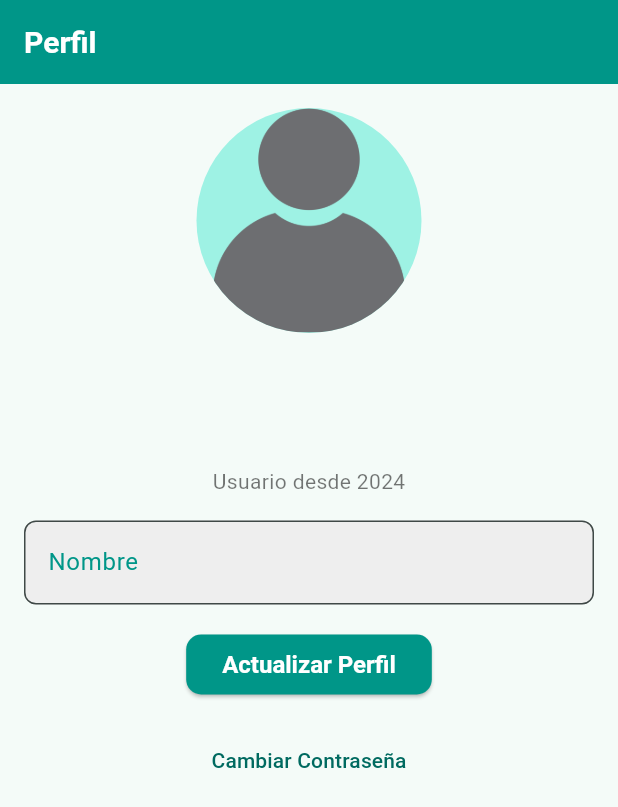
After one commit to jtorsuarz/PastiTrack, a Flutter app: the ProfileScreen screen opened by its route, on a phone screen of 412 x 824 dp. The commit adds this screen. Shown: the top 807 px of the screen. Run offline on Flutter 3.47's test engine with Material 3 defaults, Android fonts, the light colour scheme and no system bars; our stand-ins replace bloc, firebase_auth, firebase_core, flutter_bloc, go_router, image_picker and 1 more; accounts and stored records are empty; network calls fail.

Commit message:
- Profile Screen (Without Refactor Code and extract Strings) :    - Changed Photo    - Change Password and Name.

```diff
--- a/lib/core/app_blocs_provider.dart
+++ b/lib/core/app_blocs_provider.dart
@@ -1,4 +1,11 @@
 import 'package:pasti_track/core/theme/bloc/theme_bloc.dart';
+import 'package:pasti_track/features/profile/data/repositories/profile_repository_impl.dart';
+import 'package:pasti_track/features/profile/domain/usecases/change_password_use_case.dart';
+import 'package:pasti_track/features/profile/domain/usecases/load_profile_use_case.dart';
+import 'package:pasti_track/features/profile/domain/usecases/update_profile_image_use_case.dart';
+import 'package:pasti_track/features/profile/domain/usecases/update_profile_use_case.dart';
+import 'package:pasti_track/features/profile/presentation/bloc/profile_bloc.dart';
+import 'package:pasti_track/features/profile/presentation/bloc/profile_event.dart';
 // ignore: depend_on_referenced_packages
 import 'package:provider/single_child_widget.dart';
 import 'package:flutter_bloc/flutter_bloc.dart';
@@ -20,5 +27,20 @@ class AppBlocProviders {
             PasswordRecoveryUseCase(AuthRepositoryImpl(AuthRemoteDataSource())),
           )..add(AuthCheckRequested()),
         ),
+        BlocProvider(
+            create: (context) => ProfileBloc(
+                  LoadProfileUseCase(
+                    ProfileRepositoryImpl(),
+                  ),
+                  UpdateProfileUseCase(
+                    ProfileRepositoryImpl(),
+                  ),
+                  ChangePasswordUseCase(
+                    ProfileRepositoryImpl(),
+                  ),
+                  UpdateProfileImageUseCase(
+                    ProfileRepositoryImpl(),
+                  ),
+                )..add(LoadProfileEvent())),
       ];
 }
--- a/lib/core/config.dart
+++ b/lib/core/config.dart
@@ -1,6 +1,7 @@
 export 'constants/app_dotenv.dart';
 export 'constants/app_string.dart';
 export 'constants/app_urls.dart';
+export 'constants/app_images.dart';
 export 'router/app_router.dart';
 export 'theme/app_theme.dart';
 export 'app_blocs_provider.dart';
--- a/lib/core/constants/app_images.dart
+++ b/lib/core/constants/app_images.dart
@@ -1,5 +1,5 @@
 class AppImages {
   static String _pathOriginal(file) => 'assets/images/$file';
 
-  static String userDefault = _pathOriginal('default_user.png');
+  static String userDefault = _pathOriginal('default_user.webp');
 }
--- a/lib/core/constants/app_string.dart
+++ b/lib/core/constants/app_string.dart
@@ -6,9 +6,6 @@ class AppString {
   static const String password = 'Contraseña';
   static const String forgotPassword = '¿Olvidaste tu contraseña?';
   static const String signUp = 'Registrarse';
-  static const String signUpSuccess = 'Registro Exitoso';
-  static const String signInCompleteSuccess =
-      '¡Registro completado exitosamente!';
   static const String goToSignIn = 'Ir a Iniciar Sesión';
   static const String enjoyTheApp = 'Disfrutar de la app';
   static const String recoveryPassword = 'Recuperar Contraseña';
@@ -20,6 +17,7 @@ class AppString {
   static const String routines = 'Rutinas';
   static const String history = 'Historial';
   static const String settings = 'Ajustes';
+  static const String profile = 'Perfil';
   static const String editProfile = 'Editar Perfil';
   static const String changeTheme = 'Cambiar Tema';
   static const String darkMode = 'Modo oscuro';
@@ -28,9 +26,26 @@ class AppString {
   static const String areYouSureWantToLogOut =
       '¿Estás seguro de que quieres cerrar sesión?';
   static const String appVersion = 'Versión de la App';
+  static const String name = 'Name';
+  static const String updateProfile = 'Actualizar Perfil';
+  static const String changePassword = 'Cambiar contraseña';
+  static const String newPassword = 'Nueva Contraseña';
+  static const String confirmPassword = 'Repita la contraseña';
+  static const String change = 'Cambiar';
+
+  // * Success messages
+  static const String success = 'Éxito';
+  static const String successPasswordChanged =
+      'Contraseña cambiada exitosamente.';
+  static const String signUpSuccess = 'Registro Exitoso';
+  static const String signInCompleteSuccess =
+      '¡Registro completado exitosamente!';
+  static const String successProfileUpdated =
+      'Perfil actualizado exitosamente.';
 
   // ! Error Messages
   static const String error = 'Error';
+  static const String errorUnknown = 'Error desconocido';
   static const String errorVerifyStatusAuth =
       'Error al verificar el estado de autenticación';
   static const String errorSignIn = 'Error al iniciar sesión';
--- a/lib/core/router/app_router.dart
+++ b/lib/core/router/app_router.dart
@@ -52,7 +52,7 @@ class AppRouter {
       ),
       GoRoute(
         path: AppUrls.editProfilePath,
-        builder: (BuildContext context, GoRouterState state) => ProfileScreen(),
+        builder: (BuildContext context, GoRouterState state) => const ProfileScreen(),
       ),
       GoRoute(
         path: AppUrls.homePath,
--- a/lib/features/auth/presentation/pages/sign_in_screen.dart
+++ b/lib/features/auth/presentation/pages/sign_in_screen.dart
@@ -1,5 +1,3 @@
-// lib/presentation/auth/sign_in/sign_in_screen.dart
-
 import 'package:flutter/material.dart';
 import 'package:flutter_bloc/flutter_bloc.dart';
 import 'package:go_router/go_router.dart';
--- /dev/null
+++ b/lib/features/profile/data/models/user_model.dart
@@ -0,0 +1,30 @@
+import 'package:firebase_auth/firebase_auth.dart';
+
+class ProfileModel {
+  final String uid;
+  final String email;
+  final String name;
+  final String? phoneNumber;
+  final String? photoUrl;
+  final int? createdAt;
+
+  ProfileModel({
+    required this.uid,
+    required this.email,
+    required this.name,
+    this.phoneNumber,
+    this.photoUrl,
+    this.createdAt,
+  });
+
+  factory ProfileModel.fromFirebase(User user) {
+    return ProfileModel(
+      uid: user.uid,
+      email: user.email ?? '',
+      name: user.displayName ?? '',
+      phoneNumber: user.phoneNumber,
+      photoUrl: user.photoURL,
+      createdAt: user.metadata.creationTime?.year ?? DateTime.now().year,
+    );
+  }
+}
--- /dev/null
+++ b/lib/features/profile/domain/usecases/change_password_use_case.dart
@@ -0,0 +1,11 @@
+import 'package:pasti_track/features/profile/domain/repositories/profile_repository.dart';
+
+class ChangePasswordUseCase {
+  final ProfileRepository repository;
+
+  ChangePasswordUseCase(this.repository);
+
+  Future<void> call(String newPassword) async {
+    await repository.changePassword(newPassword);
+  }
+}
--- /dev/null
+++ b/lib/features/profile/domain/usecases/load_profile_use_case.dart
@@ -0,0 +1,12 @@
+import 'package:pasti_track/features/profile/data/models/user_model.dart';
+import 'package:pasti_track/features/profile/domain/repositories/profile_repository.dart';
+
+class LoadProfileUseCase {
+  final ProfileRepository repository;
+
+  LoadProfileUseCase(this.repository);
+
+  Future<ProfileModel?> call() async {
+    return await repository.loadProfile();
+  }
+}
--- /dev/null
+++ b/lib/features/profile/domain/usecases/update_profile_image_use_case.dart
@@ -0,0 +1,11 @@
+import 'package:pasti_track/features/profile/domain/repositories/profile_repository.dart';
+
+class UpdateProfileImageUseCase {
+  final ProfileRepository repository;
+
+  UpdateProfileImageUseCase(this.repository);
+
+  Future<void> call(String imageUrl) async {
+    await repository.updateProfileImage(imageUrl);
+  }
+}
--- /dev/null
+++ b/lib/features/profile/domain/usecases/update_profile_use_case.dart
@@ -0,0 +1,11 @@
+import 'package:pasti_track/features/profile/domain/repositories/profile_repository.dart';
+
+class UpdateProfileUseCase {
+  final ProfileRepository repository;
+
+  UpdateProfileUseCase(this.repository);
+
+  Future<void> call(String name) async {
+    await repository.updateProfile(name);
+  }
+}
--- /dev/null
+++ b/lib/features/profile/presentation/bloc/profile_bloc.dart
@@ -0,0 +1,74 @@
+import 'package:bloc/bloc.dart';
+import 'package:pasti_track/features/profile/domain/usecases/change_password_use_case.dart';
+import 'package:pasti_track/features/profile/domain/usecases/load_profile_use_case.dart';
+import 'package:pasti_track/features/profile/domain/usecases/update_profile_image_use_case.dart';
+import 'package:pasti_track/features/profile/domain/usecases/update_profile_use_case.dart';
+import 'profile_event.dart';
+import 'profile_state.dart';
+
+class ProfileBloc extends Bloc<ProfileEvent, ProfileState> {
+  final LoadProfileUseCase loadProfile;
+  final UpdateProfileUseCase updateProfile;
+  final ChangePasswordUseCase changePassword;
+  final UpdateProfileImageUseCase updateProfileImage;
+
+  ProfileBloc(this.loadProfile, this.updateProfile, this.changePassword,
+      this.updateProfileImage)
+      : super(ProfileInitial()) {
+    on<LoadProfileEvent>(_onLoadProfileEvent);
+    on<UpdateProfileEvent>(_onUpdateProfileEvent);
+    on<ChangePasswordEvent>(_onChangePasswordEvent);
+    on<UpdateProfileImageEvent>(_onUpdateProfileImageEvent);
+  }
+
+  void _onLoadProfileEvent(
+      LoadProfileEvent event, Emitter<ProfileState> emit) async {
+    emit(ProfileLoading());
+    try {
+      final profile = await loadProfile();
+      emit(ProfileLoaded(profile: profile!));
+    } catch (e) {
+      emit(ProfileError(message: 'Error al cargar el perfil: ${e.toString()}'));
+    }
+  }
+
+  void _onUpdateProfileEvent(
+      UpdateProfileEvent event, Emitter<ProfileState> emit) async {
+    emit(ProfileLoading());
+    try {
+      await updateProfile(event.name);
+      emit(ProfileUpdated());
+      add(LoadProfileEvent());
+    } catch (e) {
+      emit(ProfileError(
+          message: 'Error al actualizar el perfil: ${e.toString()}'));
+    }
+  }
+
+  void _onChangePasswordEvent(
+      ChangePasswordEvent event, Emitter<ProfileState> emit) async {
+    emit(ProfileLoading());
+    try {
+      await changePassword(event.newPassword);
+      final profile = await loadProfile();
+      emit(ProfilePasswordChanged(profile: profile!));
+      add(LoadProfileEvent());
+    } catch (e) {
+      emit(ProfileError(
+          message: 'Error al cambiar la contraseña: ${e.toString()}'));
+    }
+  }
+
+  void _onUpdateProfileImageEvent(
+      UpdateProfileImageEvent event, Emitter<ProfileState> emit) async {
+    emit(ProfileLoading());
+    try {
+      await updateProfileImage(event.imagePath);
+      emit(ProfileUpdated());
+      add(LoadProfileEvent());
+    } catch (e) {
+      emit(ProfileError(
+          message: 'Error al actualizar la imagen: ${e.toString()}'));
+    }
+  }
+}
--- /dev/null
+++ b/lib/features/profile/presentation/bloc/profile_event.dart
@@ -0,0 +1,21 @@
+abstract class ProfileEvent {}
+
+class LoadProfileEvent extends ProfileEvent {}
+
+class UpdateProfileEvent extends ProfileEvent {
+  final String name;
+
+  UpdateProfileEvent({required this.name});
+}
+
+class ChangePasswordEvent extends ProfileEvent {
+  final String newPassword;
+
+  ChangePasswordEvent({required this.newPassword});
+}
+
+class UpdateProfileImageEvent extends ProfileEvent {
+  final String imagePath;
+
+  UpdateProfileImageEvent({required this.imagePath});
+}
--- /dev/null
+++ b/lib/features/profile/presentation/bloc/profile_state.dart
@@ -0,0 +1,29 @@
+import 'package:pasti_track/features/profile/data/models/user_model.dart';
+
+abstract class ProfileState {}
+
+class ProfileInitial extends ProfileState {}
+
+class ProfileLoading extends ProfileState {}
+
+class ProfileLoaded extends ProfileState {
+  final ProfileModel profile;
+
+  ProfileLoaded({required this.profile});
+}
+
+class ProfileUpdated extends ProfileState {}
+
+class ProfilePasswordChanged extends ProfileState {
+  final ProfileModel profile;
+
+  ProfilePasswordChanged({required this.profile});
+}
+
+class ProfileError extends ProfileState {
+  final String message;
+
+  ProfileError({required this.message});
+}
+
+class ProfileImageUpdated extends ProfileState {}
--- /dev/null
+++ b/lib/features/profile/presentation/pages/profile_screen.dart
@@ -0,0 +1,163 @@
+import 'dart:io';
+import 'package:flutter/material.dart';
+import 'package:flutter_bloc/flutter_bloc.dart';
+import 'package:image_picker/image_picker.dart';
+import 'package:pasti_track/core/config.dart';
+import 'package:pasti_track/features/profile/data/models/user_model.dart';
+import 'package:pasti_track/features/profile/presentation/bloc/profile_bloc.dart';
+import 'package:pasti_track/features/profile/presentation/bloc/profile_event.dart';
+import 'package:pasti_track/features/profile/presentation/bloc/profile_state.dart';
+
+class ProfileScreen extends StatefulWidget {
+  const ProfileScreen({super.key});
+
+  @override
+  State<ProfileScreen> createState() => _ProfileScreenState();
+}
+
+class _ProfileScreenState extends State<ProfileScreen> {
+  final ImagePicker _picker = ImagePicker();
+  late TextEditingController nameController;
+
+  @override
+  void initState() {
+    super.initState();
+    nameController = TextEditingController();
+  }
+
+  @override
+  void dispose() {
+    nameController.dispose();
+    super.dispose();
+  }
+
+  @override
+  Widget build(BuildContext context) {
+    return Scaffold(
+      appBar: AppBar(title: const Text('Perfil')),
+      body: BlocConsumer<ProfileBloc, ProfileState>(
+        listener: (context, state) {
+          if (state is ProfileError) {
+            _showSnackBar(state.message);
+          }
+          if (state is ProfilePasswordChanged) {
+            _showSnackBar('Contraseña modificada correctamente.');
+          }
+          if (state is ProfileUpdated) {
+            _showSnackBar('Perfil actualizado correctamente.');
+          }
+        },
+        builder: (context, state) {
+          if (state is ProfileLoading || state is ProfileInitial) {
+            return const Center(child: CircularProgressIndicator());
+          } else if (state is ProfileLoaded) {
+            final profile = state.profile;
+            nameController.text = profile.name;
+            return _buildProfileContent(context, profile);
+          } else if (state is ProfileError) {
+            return Center(child: Text(state.message));
+          }
+          return const Center(child: Text('Error desconocido.'));
+        },
+      ),
+    );
+  }
+
+  Widget _buildProfileContent(BuildContext context, ProfileModel profile) {
+    return Padding(
+      padding: const EdgeInsets.all(16.0),
+      child: Column(
+        children: [
+          _buildProfileImage(profile),
+          const SizedBox(height: 16),
+          Text(profile.name, style: const TextStyle(fontSize: 24)),
+          const SizedBox(height: 8),
+          Text(profile.email, style: const TextStyle(fontSize: 16)),
+          const SizedBox(height: 8),
+          Text('Usuario desde ${profile.createdAt}'),
+          const SizedBox(height: 16),
+          _buildTextField(nameController, 'Nombre'),
+          const SizedBox(height: 16),
+          ElevatedButton(
+            onPressed: () => _updateProfile(context),
+            child: const Text('Actualizar Perfil'),
+          ),
+          const SizedBox(height: 16),
+          TextButton(
+            onPressed: () => _showChangePasswordDialog(context),
+            child: const Text('Cambiar Contraseña'),
+          ),
+        ],
+      ),
+    );
+  }
+
+  Widget _buildProfileImage(ProfileModel profile) {
+    return GestureDetector(
+      onTap: () => _selectImage(),
+      child: CircleAvatar(
+        radius: 75,
+        backgroundImage: profile.photoUrl != null
+            ? FileImage(File(profile.photoUrl!))
+            : AssetImage(AppImages.userDefault) as ImageProvider,
+      ),
+    );
+  }
+
+  Widget _buildTextField(TextEditingController controller, String label) {
+    return TextField(
+      controller: controller,
+      decoration: InputDecoration(labelText: label),
+    );
+  }
+
+  void _updateProfile(BuildContext context) {
+    context.read<ProfileBloc>().add(UpdateProfileEvent(
+          name: nameController.text,
+        ));
+  }
+
+  Future<void> _selectImage() async {
+    final XFile? image = await _picker.pickImage(source: ImageSource.gallery);
+    if (image != null) {
+      context
+          .read<ProfileBloc>()
+          .add(UpdateProfileImageEvent(imagePath: image.path));
+    }
+  }
+
+  void _showChangePasswordDialog(BuildContext context) {
+    final newPasswordController = TextEditingController();
+
+    showDialog(
+      context: context,
+      builder: (context) {
+        return AlertDialog(
+          title: const Text('Cambiar Contraseña'),
+          content: _buildTextField(newPasswordController, 'Nueva Contraseña'),
+          actions: [
+            TextButton(
+              onPressed: () => Navigator.of(context).pop(),
+              child: const Text('Cancelar'),
+            ),
+            TextButton(
+              onPressed: () {
+                context.read<ProfileBloc>().add(ChangePasswordEvent(
+                      newPassword: newPasswordController.text,
+                    ));
+                Navigator.of(context).pop();
+              },
+              child: const Text('Cambiar'),
+            ),
+          ],
+        );
+      },
+    );
+  }
+
+  void _showSnackBar(String message) {
+    ScaffoldMessenger.of(context).showSnackBar(
+      SnackBar(content: Text(message)),
+    );
+  }
+}
```
Also changed, not shown: lib/features/profile/data/repositories/profile_repository_impl.dart (added, +44 -0 lines), lib/features/profile/domain/repositories/profile_repository.dart (added, +8 -0 lines).
